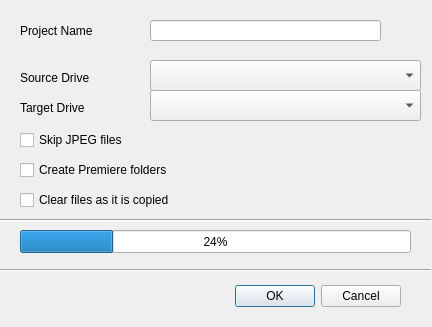
Old version of the form UI/dump_media_device.ui in the repository bhaveshnigam/CameraDump.
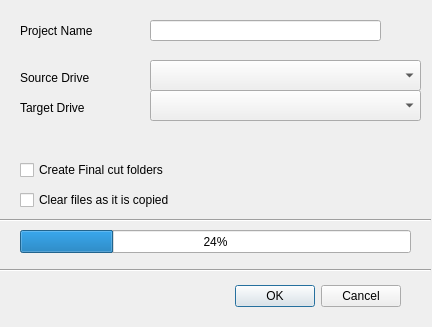
New version of the form.

What changed in the file:
```diff
--- a/UI/dump_media_device.ui
+++ b/UI/dump_media_device.ui
@@ -143,19 +143,6 @@
     <string/>
    </property>
   </widget>
-  <widget class="QCheckBox" name="checkBox">
-   <property name="geometry">
-    <rect>
-     <x>20</x>
-     <y>130</y>
-     <width>131</width>
-     <height>20</height>
-    </rect>
-   </property>
-   <property name="text">
-    <string>Skip JPEG files</string>
-   </property>
-  </widget>
   <widget class="QCheckBox" name="checkBox_2">
    <property name="geometry">
     <rect>
@@ -166,7 +153,7 @@
     </rect>
    </property>
    <property name="text">
-    <string>Create Premiere folders</string>
+    <string>Create Final cut folders</string>
    </property>
   </widget>
   <widget class="QCheckBox" name="checkBox_3">
```
